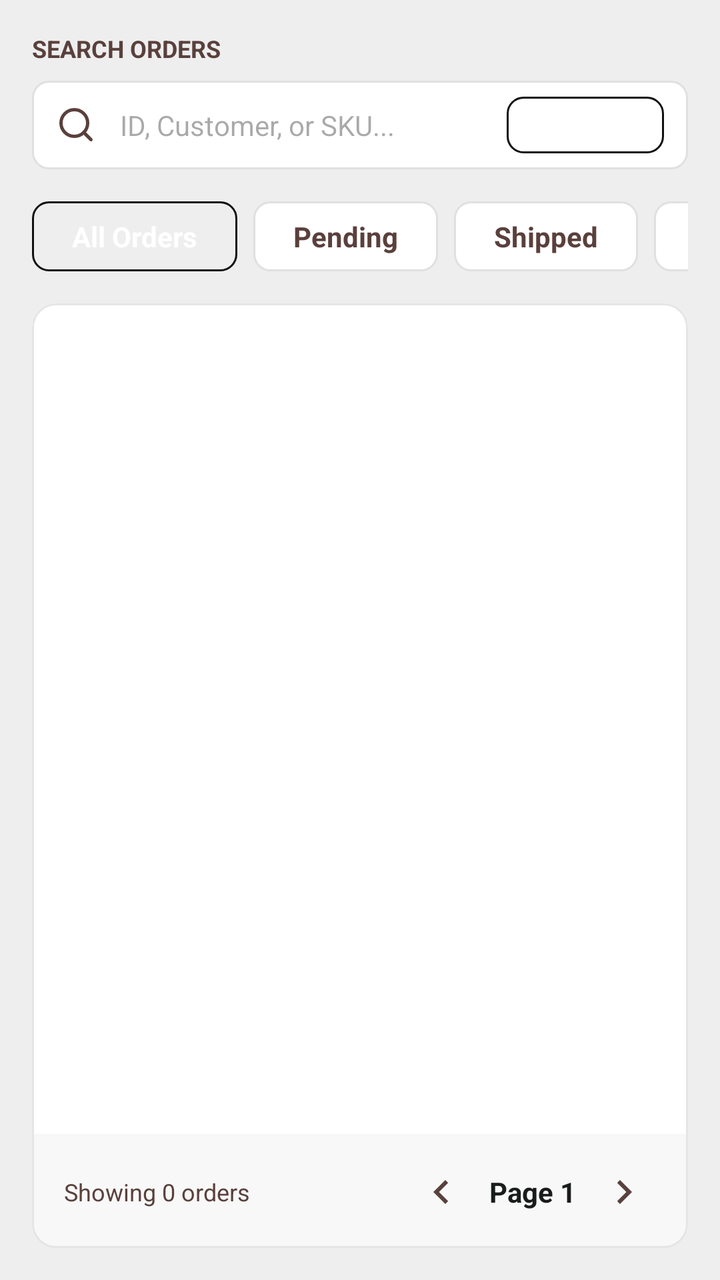
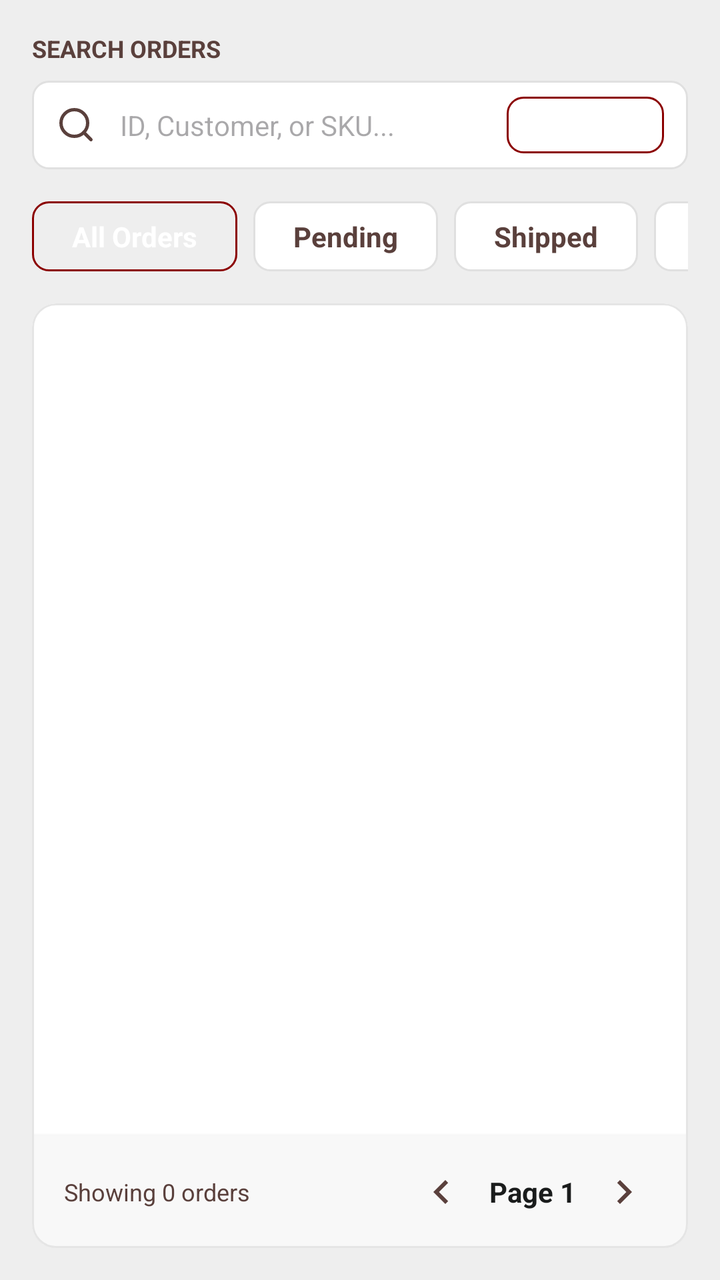

Screens rendered from an Android XML layout before and after an edit, with the pre-edit source and the edit as a unified diff.
<!-- AndroidManifest.xml: application theme Theme.TirTirMCommerce -->
<!-- res/layout/fragment_admin_orders.xml -->
<?xml version="1.0" encoding="utf-8"?>
<LinearLayout xmlns:android="http://schemas.android.com/apk/res/android"
    xmlns:app="http://schemas.android.com/apk/res-auto"
    android:layout_width="match_parent"
    android:layout_height="match_parent"
    android:background="@color/tirtir_bg_gray"
    android:orientation="vertical"
    android:padding="16dp">

    
    <TextView
        android:layout_width="wrap_content"
        android:layout_height="wrap_content"
        android:text="SEARCH ORDERS"
        android:textColor="@color/tirtir_text_secondary"
        android:textSize="12sp"
        android:textStyle="bold"
        android:layout_marginBottom="8dp" />

    <LinearLayout
        android:layout_width="match_parent"
        android:layout_height="wrap_content"
        android:orientation="horizontal"
        android:gravity="center_vertical"
        android:background="@drawable/bg_rounded_white_card"
        android:paddingHorizontal="12dp"
        android:paddingVertical="8dp"
        android:layout_marginBottom="16dp">

        <ImageView
            android:layout_width="20dp"
            android:layout_height="20dp"
            android:src="@drawable/ic_search"
            app:tint="@color/tirtir_text_secondary" />

        <EditText
            android:id="@+id/etAdminSearchOrders"
            android:layout_width="0dp"
            android:layout_height="wrap_content"
            android:layout_weight="1"
            android:background="@null"
            android:hint="ID, Customer, or SKU..."
            android:paddingHorizontal="12dp"
            android:textColor="@color/tirtir_black"
            android:textSize="14sp"
            android:maxLines="1"
            android:inputType="text" />

        <LinearLayout
            android:id="@+id/btnAdminExport"
            android:layout_width="wrap_content"
            android:layout_height="wrap_content"
            android:background="@drawable/bg_rounded_border"
            android:backgroundTint="@color/tirtir_primary"
            android:paddingHorizontal="12dp"
            android:paddingVertical="6dp"
            android:clickable="true"
            android:focusable="true"
            android:gravity="center_vertical"
            android:orientation="horizontal">

            <ImageView
                android:layout_width="16dp"
                android:layout_height="16dp"
                android:src="@drawable/ic_admin_campaign"
                app:tint="@color/tirtir_white"
                android:layout_marginEnd="4dp" />
                

            <TextView
                android:layout_width="wrap_content"
                android:layout_height="wrap_content"
                android:text="Export"
                android:textColor="@color/tirtir_white"
                android:textSize="12sp"
                android:textStyle="bold" />
        </LinearLayout>
    </LinearLayout>

    
    <HorizontalScrollView
        android:layout_width="match_parent"
        android:layout_height="wrap_content"
        android:scrollbars="none"
        android:layout_marginBottom="16dp">

        <LinearLayout
            android:layout_width="wrap_content"
            android:layout_height="wrap_content"
            android:orientation="horizontal">

            
            <TextView
                android:id="@+id/filterAll"
                android:layout_width="wrap_content"
                android:layout_height="wrap_content"
                android:text="All Orders"
                android:textColor="@color/tirtir_white"
                android:textSize="14sp"
                android:textStyle="bold"
                android:background="@drawable/bg_rounded_border"
                android:backgroundTint="@color/tirtir_primary"
                android:paddingHorizontal="20dp"
                android:paddingVertical="8dp"
                android:layout_marginEnd="8dp" />

            
            <TextView
                android:id="@+id/filterPending"
                android:layout_width="wrap_content"
                android:layout_height="wrap_content"
                android:text="Pending"
                android:textColor="@color/tirtir_text_secondary"
                android:textSize="14sp"
                android:textStyle="bold"
                android:background="@drawable/bg_rounded_white_card"
                android:paddingHorizontal="20dp"
                android:paddingVertical="8dp"
                android:layout_marginEnd="8dp" />

            <TextView
                android:id="@+id/filterShipped"
                android:layout_width="wrap_content"
                android:layout_height="wrap_content"
                android:text="Shipped"
                android:textColor="@color/tirtir_text_secondary"
                android:textSize="14sp"
                android:textStyle="bold"
                android:background="@drawable/bg_rounded_white_card"
                android:paddingHorizontal="20dp"
                android:paddingVertical="8dp"
                android:layout_marginEnd="8dp" />

            <TextView
                android:id="@+id/filterDelivered"
                android:layout_width="wrap_content"
                android:layout_height="wrap_content"
                android:text="Delivered"
                android:textColor="@color/tirtir_text_secondary"
                android:textSize="14sp"
                android:textStyle="bold"
                android:background="@drawable/bg_rounded_white_card"
                android:paddingHorizontal="20dp"
                android:paddingVertical="8dp"
                android:layout_marginEnd="8dp" />

            <TextView
                android:id="@+id/filterCancelled"
                android:layout_width="wrap_content"
                android:layout_height="wrap_content"
                android:text="Cancelled"
                android:textColor="@color/tirtir_text_secondary"
                android:textSize="14sp"
                android:textStyle="bold"
                android:background="@drawable/bg_rounded_white_card"
                android:paddingHorizontal="20dp"
                android:paddingVertical="8dp" />
        </LinearLayout>
    </HorizontalScrollView>

    
    <com.google.android.material.card.MaterialCardView
        android:layout_width="match_parent"
        android:layout_height="0dp"
        android:layout_weight="1"
        app:cardBackgroundColor="@color/tirtir_white"
        app:cardCornerRadius="12dp"
        app:cardElevation="0dp"
        app:strokeWidth="1dp"
        app:strokeColor="@color/tirtir_outline_variant">

        <LinearLayout
            android:layout_width="match_parent"
            android:layout_height="match_parent"
            android:orientation="vertical">

            <androidx.recyclerview.widget.RecyclerView
                android:id="@+id/rvAdminOrders"
                android:layout_width="match_parent"
                android:layout_height="0dp"
                android:layout_weight="1"
                android:clipToPadding="false"
                android:paddingBottom="16dp" />

            
            <LinearLayout
                android:layout_width="match_parent"
                android:layout_height="wrap_content"
                android:background="@color/tirtir_surface_container"
                android:paddingHorizontal="16dp"
                android:paddingVertical="12dp"
                android:orientation="horizontal"
                android:gravity="center_vertical"
                android:elevation="4dp">

                <TextView
                    android:id="@+id/tvOrderCount"
                    android:layout_width="0dp"
                    android:layout_height="wrap_content"
                    android:layout_weight="1"
                    android:text="Showing 0 orders"
                    android:textColor="@color/tirtir_text_secondary"
                    android:textSize="12sp" />

                <ImageButton
                    android:layout_width="32dp"
                    android:layout_height="32dp"
                    android:background="?attr/selectableItemBackgroundBorderless"
                    android:src="@drawable/ic_chevron_left"
                    app:tint="@color/tirtir_text_secondary" />

                <TextView
                    android:layout_width="wrap_content"
                    android:layout_height="wrap_content"
                    android:text="Page 1"
                    android:textColor="@color/tirtir_black"
                    android:textSize="14sp"
                    android:textStyle="bold"
                    android:layout_marginHorizontal="8dp" />

                <ImageButton
                    android:layout_width="32dp"
                    android:layout_height="32dp"
                    android:background="?attr/selectableItemBackgroundBorderless"
                    android:src="@drawable/ic_chevron_right"
                    app:tint="@color/tirtir_text_secondary" />
            </LinearLayout>

        </LinearLayout>
    </com.google.android.material.card.MaterialCardView>

</LinearLayout>
<!-- resources referenced by this layout -->
<resources>
  <color name="tirtir_bg_gray">#EEEEEE</color>
  <color name="tirtir_black">#1A1C1C</color>
  <color name="tirtir_outline_variant">#E5E5E5</color>
  <color name="tirtir_primary">#111111</color>
  <color name="tirtir_surface_container">#F8F8F8</color>
  <color name="tirtir_text_secondary">#5A403C</color>
  <color name="tirtir_white">#FFFFFF</color>
  <!-- drawable bg_rounded_border (drawable) -->
  <?xml version="1.0" encoding="utf-8"?>
  <shape xmlns:android="http://schemas.android.com/apk/res/android"
      android:shape="rectangle">
      <solid android:color="@android:color/transparent" />
      <stroke
          android:width="1dp"
          android:color="#E0E0E0" />
      <corners android:radius="8dp" />
  </shape>
  <!-- drawable bg_rounded_white_card (drawable) -->
  <?xml version="1.0" encoding="utf-8"?>
  <shape xmlns:android="http://schemas.android.com/apk/res/android"
      android:shape="rectangle">
      <solid android:color="#FFFFFF" />
      <stroke
          android:width="1dp"
          android:color="#E0E0E0" />
      <corners android:radius="8dp" />
  </shape>
  <!-- drawable ic_admin_campaign (drawable) -->
  <vector xmlns:android="http://schemas.android.com/apk/res/android"
      android:width="24dp"
      android:height="24dp"
      android:viewportWidth="24"
      android:viewportHeight="24"
      android:tint="?attr/colorControlNormal">
      <path
          android:fillColor="@android:color/white"
          android:pathData="M18,11v2h4v-2H18zM16.5,15.92l2.83,2.83l1.41,-1.41l-2.83,-2.83L16.5,15.92zM19.33,5.25l-2.83,2.83l1.41,1.41l2.83,-2.83L19.33,5.25zM15,12c0,-1.66 -1.34,-3 -3,-3c-1.66,0 -3,1.34 -3,3c0,1.66 1.34,3 3,3C13.66,15 15,13.66 15,12zM2,9v6h3.28l5,5V4L5.28,9H2z"/>
  </vector>
  <!-- drawable ic_chevron_left (drawable) -->
  <vector xmlns:android="http://schemas.android.com/apk/res/android"
      android:width="24dp"
      android:height="24dp"
      android:viewportWidth="24"
      android:viewportHeight="24"
      android:tint="?attr/colorControlNormal">
    <path
        android:fillColor="@android:color/white"
        android:pathData="M15.41,7.41L14,6l-6,6 6,6 1.41,-1.41L10.83,12z"/>
  </vector>
  <!-- drawable ic_chevron_right (drawable) -->
  <vector xmlns:android="http://schemas.android.com/apk/res/android"
      android:width="24dp"
      android:height="24dp"
      android:viewportWidth="24"
      android:viewportHeight="24"
      android:tint="#999999">
    <path
        android:fillColor="@android:color/white"
        android:pathData="M10,6L8.59,7.41 13.17,12l-4.58,4.59L10,18l6,-6z"/>
  </vector>
  <!-- drawable ic_search (drawable) -->
  <?xml version="1.0" encoding="utf-8"?>
  <vector xmlns:android="http://schemas.android.com/apk/res/android"
      android:width="24dp"
      android:height="24dp"
      android:viewportWidth="24"
      android:viewportHeight="24">
      <path
          android:strokeWidth="2"
          android:strokeColor="@android:color/black"
          android:strokeLineCap="round"
          android:strokeLineJoin="round"
          android:fillColor="@android:color/transparent"
          android:pathData="M11,19A8,8 0 1,0 11,3A8,8 0 0,0 11,19Z" />
      <path
          android:strokeWidth="2"
          android:strokeColor="@android:color/black"
          android:strokeLineCap="round"
          android:strokeLineJoin="round"
          android:fillColor="@android:color/transparent"
          android:pathData="M21,21L16.65,16.65" />
  </vector>
  <style name="Theme.TirTirMCommerce" parent="Base.Theme.TirTirMCommerce" />
  <color name="tirtir_red_primary">#8B0000</color>
  <color name="tirtir_red_dark">#610000</color>
  <color name="tirtir_red_surface">#FFF4F3</color>
  <color name="tirtir_off_white">#F9F9F9</color>
  <color name="tirtir_error">#D32F2F</color>
  <!-- unchanged entries left out for length: 1 -->
</resources>

<!-- the commit's change to res/layout/fragment_admin_orders.xml (unified diff, before → after) -->
@@ -51,7 +51,7 @@
             android:layout_width="wrap_content"
             android:layout_height="wrap_content"
             android:background="@drawable/bg_rounded_border"
-            android:backgroundTint="@color/tirtir_primary"
+            android:backgroundTint="@color/tirtir_red_primary"
             android:paddingHorizontal="12dp"
             android:paddingVertical="6dp"
             android:clickable="true"
@@ -99,7 +99,7 @@
                 android:textSize="14sp"
                 android:textStyle="bold"
                 android:background="@drawable/bg_rounded_border"
-                android:backgroundTint="@color/tirtir_primary"
+                android:backgroundTint="@color/tirtir_red_primary"
                 android:paddingHorizontal="20dp"
                 android:paddingVertical="8dp"
                 android:layout_marginEnd="8dp" />
@@ -174,13 +174,34 @@
             android:layout_height="match_parent"
             android:orientation="vertical">
 
-            <androidx.recyclerview.widget.RecyclerView
-                android:id="@+id/rvAdminOrders"
+            <FrameLayout
                 android:layout_width="match_parent"
                 android:layout_height="0dp"
-                android:layout_weight="1"
-                android:clipToPadding="false"
-                android:paddingBottom="16dp" />
+                android:layout_weight="1">
+
+                <androidx.recyclerview.widget.RecyclerView
+                    android:id="@+id/rvAdminOrders"
+                    android:layout_width="match_parent"
+                    android:layout_height="match_parent"
+                    android:clipToPadding="false"
+                    android:paddingBottom="16dp" />
+
+                <ProgressBar
+                    android:id="@+id/progressAdminOrders"
+                    android:layout_width="wrap_content"
+                    android:layout_height="wrap_content"
+                    android:layout_gravity="center"
+                    android:visibility="gone" />
+
+                <TextView
+                    android:id="@+id/tvAdminOrdersEmpty"
+                    android:layout_width="wrap_content"
+                    android:layout_height="wrap_content"
+                    android:layout_gravity="center"
+                    android:text="No orders found"
+                    android:textColor="@color/tirtir_text_secondary"
+                    android:visibility="gone" />
+            </FrameLayout>
 
             
             <LinearLayout
<!-- resource entries referenced after the edit -->
@@ -3,7 +3,6 @@
   <color name="tirtir_bg_gray">#EEEEEE</color>
   <color name="tirtir_black">#1A1C1C</color>
   <color name="tirtir_outline_variant">#E5E5E5</color>
-  <color name="tirtir_primary">#111111</color>
   <color name="tirtir_surface_container">#F8F8F8</color>
   <color name="tirtir_text_secondary">#5A403C</color>
   <color name="tirtir_white">#FFFFFF</color>
